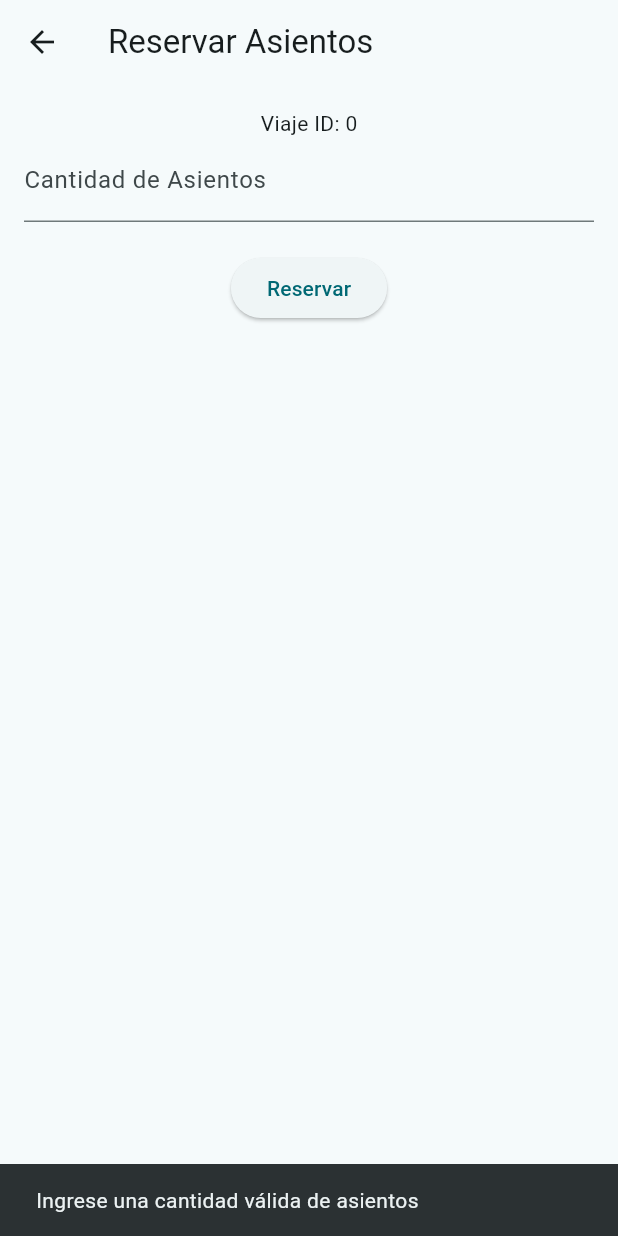
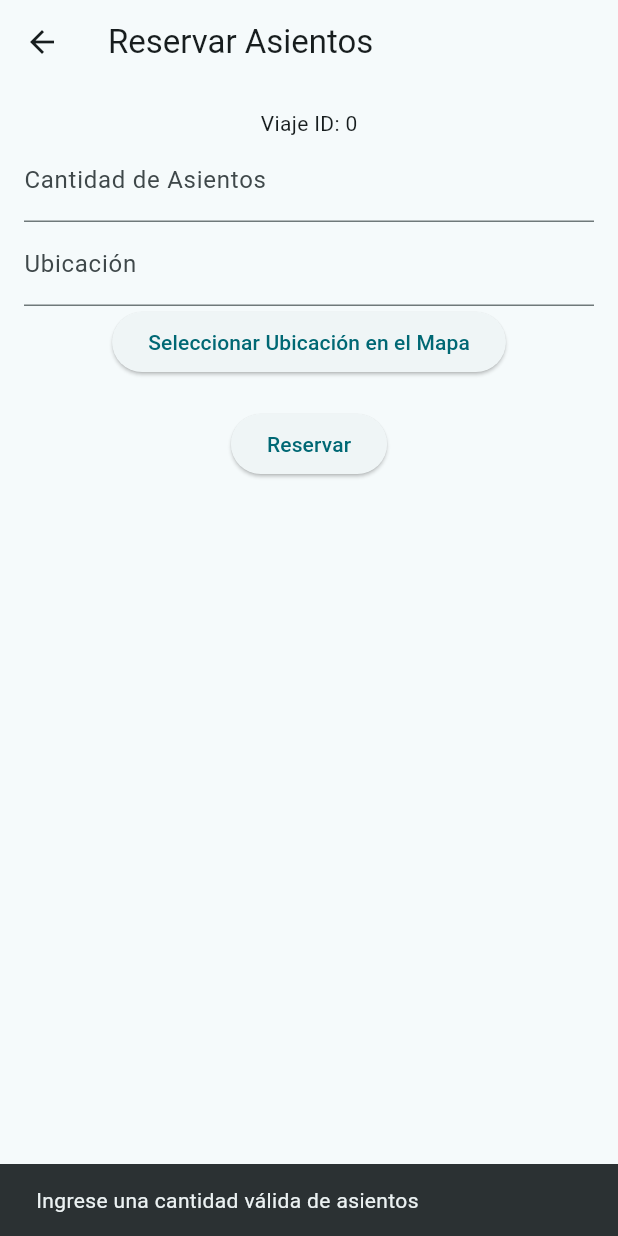
Before and after one commit to raymi-matango/P01F-WASIMAN, a Flutter app: the ReservaPagina screen opened directly with empty values, after a tap on "Reservar", on a phone screen of 412 x 824 dp. Run offline on Flutter 3.47's test engine with Material 3 defaults, Android fonts, the phone set to English and light mode, and no system bars; our stand-ins replace carousel_slider, email_validator, flutter_staggered_animations, font_awesome_flutter, google_maps_flutter, google_nav_bar and 1 more; accounts and stored records are empty.

Commit message:
utilma actualizacion de reservas

```diff
--- a/lib/pages/screens/reservas.dart
+++ b/lib/pages/screens/reservas.dart
@@ -1,6 +1,7 @@
 import 'dart:convert';
 import 'package:flutter/material.dart';
 import 'package:http/http.dart' as http;
+import 'package:iniciofront/components/seleccionaMapa.dart';
 import 'package:shared_preferences/shared_preferences.dart';
 
 class TokenManager {
@@ -33,6 +34,8 @@ class ReservaPagina extends StatefulWidget {
 
 class _ReservaPaginaState extends State<ReservaPagina> {
   final _cantidadAsientosController = TextEditingController();
+  final _ubicacionController =
+      TextEditingController(); // Controlador para la ubicación
   bool _isLoading = false;
 
   Future<void> _mostrarDialogo(String mensaje) async {
@@ -93,6 +96,8 @@ class _ReservaPaginaState extends State<ReservaPagina> {
       body: json.encode({
         'viajeId': widget.viajeId,
         'cantidadAsientos': cantidadAsientos,
+        'ubicacion': _ubicacionController
+            .text, // Usamos el valor ingresado en el campo de texto de ubicación
       }),
     );
 
@@ -101,7 +106,8 @@ class _ReservaPaginaState extends State<ReservaPagina> {
     });
 
     if (response.statusCode == 201) {
-      await _mostrarDialogo('Reserva realizada con éxito');
+      final responseData = json.decode(response.body);
+      await _mostrarDialogo(responseData['message']);
       Navigator.pop(context);
     } else {
       final responseData = json.decode(response.body);
@@ -116,6 +122,7 @@ class _ReservaPaginaState extends State<ReservaPagina> {
   @override
   void dispose() {
     _cantidadAsientosController.dispose();
+    _ubicacionController.dispose(); // Liberar el controlador de la ubicación
     super.dispose();
   }
 
@@ -135,6 +142,19 @@ class _ReservaPaginaState extends State<ReservaPagina> {
               decoration: InputDecoration(labelText: 'Cantidad de Asientos'),
               keyboardType: TextInputType.number,
             ),
+            TextField(
+              controller: _ubicacionController,
+              decoration: InputDecoration(labelText: 'Ubicación'),
+            ),
+            ElevatedButton(
+              onPressed: () {
+                Navigator.push(
+                  context,
+                  MaterialPageRoute(builder: (context) => MapSelectionPage()),
+                );
+              },
+              child: Text('Seleccionar Ubicación en el Mapa'),
+            ),
             SizedBox(height: 20),
             _isLoading
                 ? CircularProgressIndicator()
--- a/pubspec.yaml
+++ b/pubspec.yaml
@@ -31,6 +31,7 @@ dependencies:
   flutter_local_notifications: ^17.1.2
   fui_kit: ^2.0.2
   flutter_staggered_animations: ^1.1.1
+  google_maps_flutter: ^2.7.0
 
 dev_dependencies:
   flutter_test:
```
Also changed, not shown: lib/components/seleccionaMapa.dart (added, +45 -0 lines), pubspec.lock.
